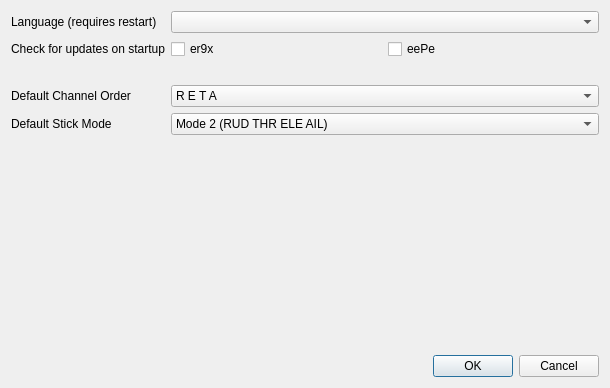
Above: src/preferencesdialog.ui from xhorizont/eepe before the change. Below: the same form after it.
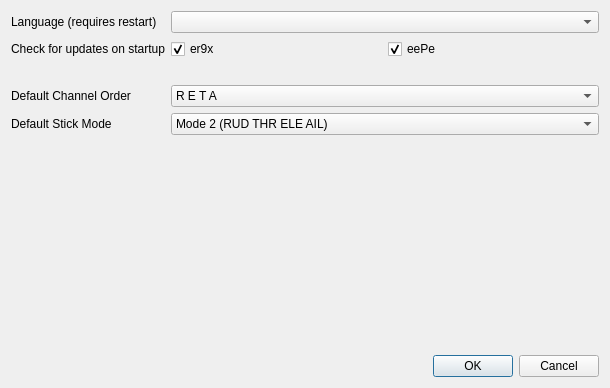
That is the form after the change. Icons and pictures are not drawn.

```diff
--- a/src/preferencesdialog.ui
+++ b/src/preferencesdialog.ui
@@ -35,6 +35,9 @@
        <property name="text">
         <string>er9x</string>
        </property>
+       <property name="checked">
+        <bool>true</bool>
+       </property>
       </widget>
      </item>
      <item>
@@ -42,6 +45,9 @@
        <property name="text">
         <string>eePe</string>
        </property>
+       <property name="checked">
+        <bool>true</bool>
+       </property>
       </widget>
      </item>
     </layout>
```
